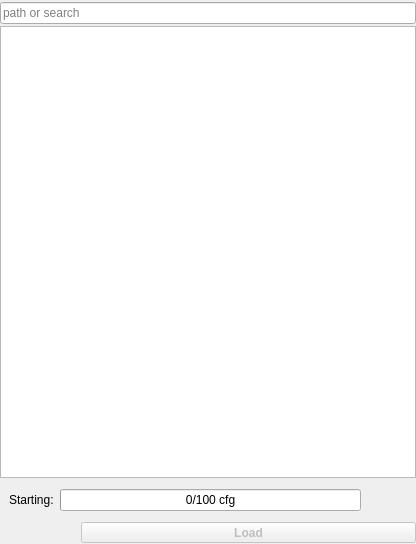
This is node_manager_fkie/src/node_manager_fkie/LaunchFilesDockWidget.ui in fkie/multimaster_fkie as Qt 5 draws it before an edit. The edited form follows.
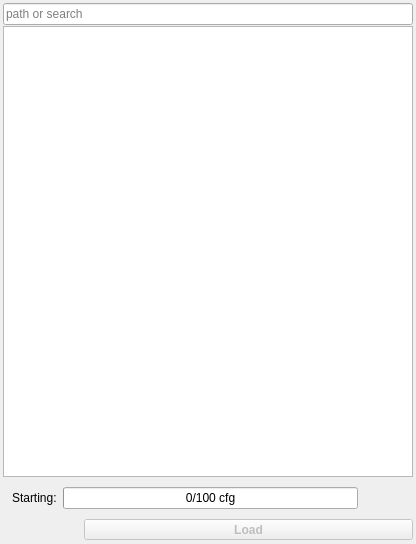
This is the edited form. Icons and pictures are not drawn. Custom widgets are drawn as their Qt base class.

Commit message: node_manager_fkie: changed layout space in launch dock widget

```diff
--- a/node_manager_fkie/src/node_manager_fkie/LaunchFilesDockWidget.ui
+++ b/node_manager_fkie/src/node_manager_fkie/LaunchFilesDockWidget.ui
@@ -19,19 +19,10 @@
   <widget class="QWidget" name="ui_dock_widget_contents">
    <layout class="QVBoxLayout" name="verticalLayout">
     <property name="spacing">
-     <number>2</number>
+     <number>1</number>
     </property>
-    <property name="leftMargin">
-     <number>0</number>
-    </property>
-    <property name="topMargin">
-     <number>2</number>
-    </property>
-    <property name="rightMargin">
-     <number>0</number>
-    </property>
-    <property name="bottomMargin">
-     <number>0</number>
+    <property name="margin">
+     <number>3</number>
     </property>
     <item>
      <widget class="QFrame" name="ui_launch_filter_frame">
```
